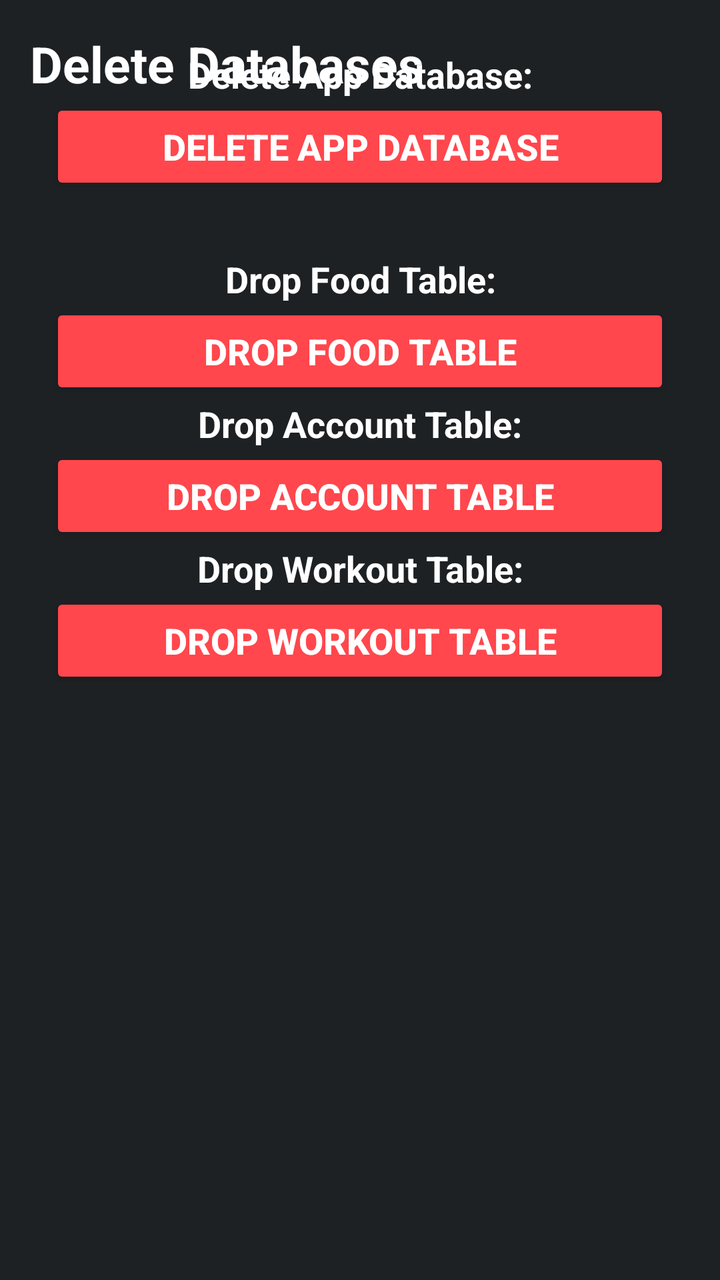
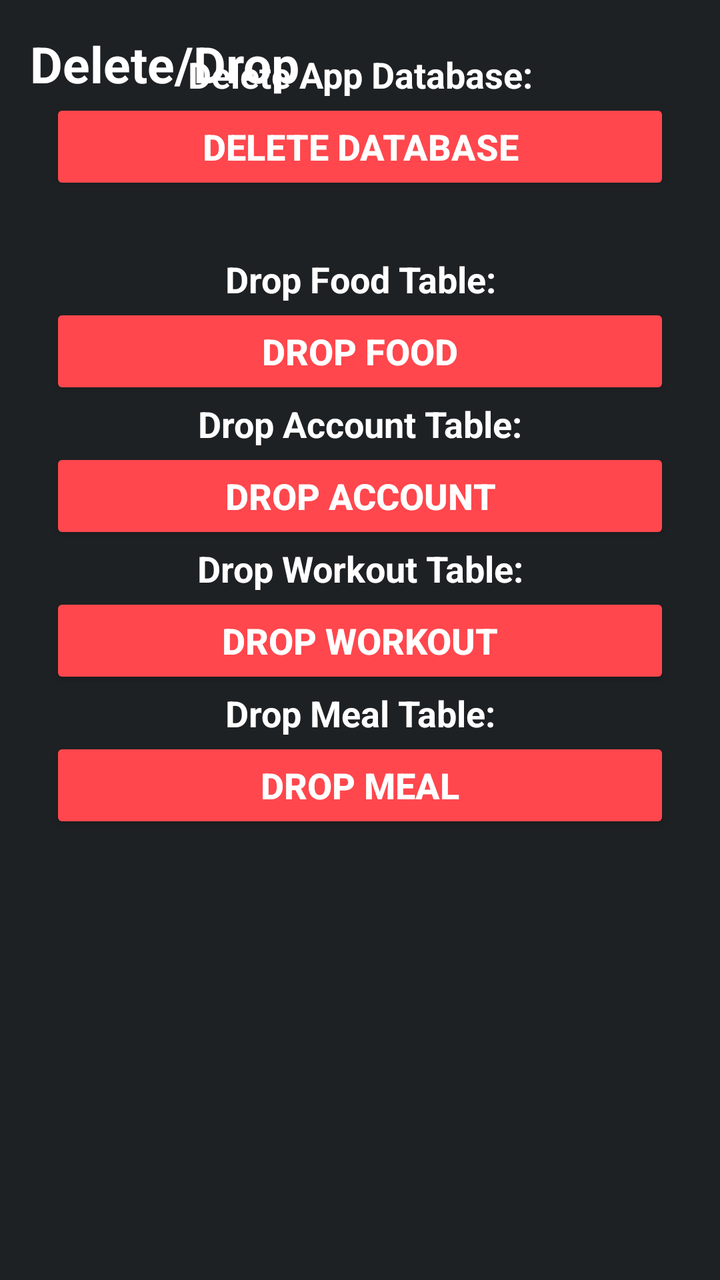

Two renders of the same Android screen: before a commit and after it. Below are the layout's source before the change and the commit's diff.
<!-- AndroidManifest.xml: application theme Theme.MyApplication -->
<!-- res/layout/fragment_settings_pop_up.xml -->
<?xml version="1.0" encoding="utf-8"?>
<androidx.constraintlayout.widget.ConstraintLayout
    xmlns:android="http://schemas.android.com/apk/res/android"
    xmlns:tools="http://schemas.android.com/tools"

    xmlns:app="http://schemas.android.com/apk/res-auto"
    tools:context=".fragments.SettingsPopUpFragment"

    android:layout_width="match_parent"
    android:layout_height="wrap_content"

    android:background="@color/discord_background_color"

    android:padding="15sp"
    >

    <TextView
        android:id="@+id/deleteDatabasesText"

        android:layout_width="match_parent"
        android:layout_height="wrap_content"

        app:layout_constraintTop_toTopOf="parent"
        app:layout_constraintLeft_toLeftOf="parent"

        android:text="Delete Databases"
        android:textStyle="bold"
        android:textSize="25sp"
        android:textColor="@color/white"
        />

    <ScrollView
        android:id="@+id/deleteScrollView"

        android:layout_width="match_parent"
        android:layout_height="match_parent"

        app:layout_constraintTop_toBottomOf="@id/deleteDatabasesText"
        app:layout_constraintRight_toRightOf="parent"
        app:layout_constraintLeft_toLeftOf="parent"

        android:layout_marginTop="10sp"
        >
        <LinearLayout
            android:layout_width="match_parent"
            android:layout_height="match_parent"

            android:orientation="vertical"
            >

            <LinearLayout
                android:id="@+id/linearLayoutAppDatabase"

                android:layout_width="match_parent"
                android:layout_height="wrap_content"

                android:orientation="vertical"

                app:layout_constraintTop_toTopOf="parent"
                app:layout_constraintRight_toRightOf="parent"
                app:layout_constraintLeft_toLeftOf="parent"

                android:layout_marginTop="0sp"
                >

                <TextView
                    android:layout_width="match_parent"
                    android:layout_height="wrap_content"

                    android:text="Delete App Database:"
                    android:textStyle="bold"
                    android:textColor="@color/white"
                    android:textSize="18sp"
                    android:textAlignment="center"

                    android:layout_weight="0"
                    />

                <Button
                    android:id="@+id/btnDeleteAppDatabase"

                    android:layout_width="match_parent"
                    android:layout_height="wrap_content"

                    android:text="DELETE APP DATABASE"
                    android:textStyle="bold"
                    android:textColor="@color/white"
                    android:textSize="18sp"

                    android:layout_marginHorizontal="10sp"

                    android:layout_weight="0"

                    android:backgroundTint="@color/red"
                    />

            </LinearLayout>

            <LinearLayout
                android:id="@+id/linearLayoutFoodTable"

                android:layout_width="match_parent"
                android:layout_height="wrap_content"

                android:orientation="vertical"

                app:layout_constraintTop_toTopOf="parent"
                app:layout_constraintRight_toRightOf="parent"
                app:layout_constraintLeft_toLeftOf="parent"

                android:layout_marginTop="30sp"
                >

                <TextView
                    android:layout_width="match_parent"
                    android:layout_height="wrap_content"

                    android:text="Drop Food Table:"
                    android:textStyle="bold"
                    android:textColor="@color/white"
                    android:textSize="18sp"
                    android:textAlignment="center"

                    android:layout_weight="0"
                    />

                <Button
                    android:id="@+id/btnDropFoodTable"

                    android:layout_width="match_parent"
                    android:layout_height="wrap_content"

                    android:text="DROP FOOD TABLE"
                    android:textStyle="bold"
                    android:textColor="@color/white"
                    android:textSize="18sp"

                    android:layout_marginHorizontal="10sp"

                    android:layout_weight="0"

                    android:backgroundTint="@color/red"
                    />

            </LinearLayout>

            <LinearLayout
                android:id="@+id/linearLayoutAccountTable"

                android:layout_width="match_parent"
                android:layout_height="wrap_content"

                android:orientation="vertical"

                app:layout_constraintTop_toTopOf="parent"
                app:layout_constraintRight_toRightOf="parent"
                app:layout_constraintLeft_toLeftOf="parent"

                android:layout_marginTop="0sp"
                >

                <TextView
                    android:layout_width="match_parent"
                    android:layout_height="wrap_content"

                    android:text="Drop Account Table:"
                    android:textStyle="bold"
                    android:textColor="@color/white"
                    android:textSize="18sp"
                    android:textAlignment="center"

                    android:layout_weight="0"
                    />

                <Button
                    android:id="@+id/btnDropAccountTable"

                    android:layout_width="match_parent"
                    android:layout_height="wrap_content"

                    android:text="DROP ACCOUNT TABLE"
                    android:textStyle="bold"
                    android:textColor="@color/white"
                    android:textSize="18sp"

                    android:layout_marginHorizontal="10sp"

                    android:layout_weight="0"

                    android:backgroundTint="@color/red"
                    />

            </LinearLayout>

            <LinearLayout
                android:id="@+id/linearLayoutWorkoutTable"

                android:layout_width="match_parent"
                android:layout_height="wrap_content"

                android:orientation="vertical"

                app:layout_constraintTop_toTopOf="parent"
                app:layout_constraintRight_toRightOf="parent"
                app:layout_constraintLeft_toLeftOf="parent"

                android:layout_marginTop="0sp"
                >

                <TextView
                    android:layout_width="match_parent"
                    android:layout_height="wrap_content"

                    android:text="Drop Workout Table:"
                    android:textStyle="bold"
                    android:textColor="@color/white"
                    android:textSize="18sp"
                    android:textAlignment="center"

                    android:layout_weight="0"
                    />

                <Button
                    android:id="@+id/btnDropWorkoutTable"

                    android:layout_width="match_parent"
                    android:layout_height="wrap_content"

                    android:text="DROP WORKOUT TABLE"
                    android:textStyle="bold"
                    android:textColor="@color/white"
                    android:textSize="18sp"

                    android:layout_marginHorizontal="10sp"

                    android:layout_weight="0"

                    android:backgroundTint="@color/red"
                    />

            </LinearLayout>

        </LinearLayout>
    </ScrollView>

</androidx.constraintlayout.widget.ConstraintLayout>
<!-- resources referenced by this layout -->
<resources>
  <color name="discord_background_color">#1e2124</color>
  <color name="red">#FF474D</color>
  <color name="white">#FFFFFFFF</color>
  <style name="Theme.MyApplication" parent="android:Theme.Material.Light.NoActionBar" />
</resources>

<!-- the commit's change to res/layout/fragment_settings_pop_up.xml (unified diff, before → after) -->
@@ -23,7 +23,7 @@
         app:layout_constraintTop_toTopOf="parent"
         app:layout_constraintLeft_toLeftOf="parent"
 
-        android:text="Delete Databases"
+        android:text="Delete/Drop"
         android:textStyle="bold"
         android:textSize="25sp"
         android:textColor="@color/white"
@@ -82,7 +82,7 @@
                     android:layout_width="match_parent"
                     android:layout_height="wrap_content"
 
-                    android:text="DELETE APP DATABASE"
+                    android:text="DELETE DATABASE"
                     android:textStyle="bold"
                     android:textColor="@color/white"
                     android:textSize="18sp"
@@ -130,7 +130,7 @@
                     android:layout_width="match_parent"
                     android:layout_height="wrap_content"
 
-                    android:text="DROP FOOD TABLE"
+                    android:text="DROP FOOD"
                     android:textStyle="bold"
                     android:textColor="@color/white"
                     android:textSize="18sp"
@@ -178,7 +178,7 @@
                     android:layout_width="match_parent"
                     android:layout_height="wrap_content"
 
-                    android:text="DROP ACCOUNT TABLE"
+                    android:text="DROP ACCOUNT"
                     android:textStyle="bold"
                     android:textColor="@color/white"
                     android:textSize="18sp"
@@ -226,7 +226,55 @@
                     android:layout_width="match_parent"
                     android:layout_height="wrap_content"
 
-                    android:text="DROP WORKOUT TABLE"
+                    android:text="DROP WORKOUT"
+                    android:textStyle="bold"
+                    android:textColor="@color/white"
+                    android:textSize="18sp"
+
+                    android:layout_marginHorizontal="10sp"
+
+                    android:layout_weight="0"
+
+                    android:backgroundTint="@color/red"
+                    />
+
+            </LinearLayout>
+
+            <LinearLayout
+                android:id="@+id/linearLayoutMealTable"
+
+                android:layout_width="match_parent"
+                android:layout_height="wrap_content"
+
+                android:orientation="vertical"
+
+                app:layout_constraintTop_toTopOf="parent"
+                app:layout_constraintRight_toRightOf="parent"
+                app:layout_constraintLeft_toLeftOf="parent"
+
+                android:layout_marginTop="0sp"
+                >
+
+                <TextView
+                    android:layout_width="match_parent"
+                    android:layout_height="wrap_content"
+
+                    android:text="Drop Meal Table:"
+                    android:textStyle="bold"
+                    android:textColor="@color/white"
+                    android:textSize="18sp"
+                    android:textAlignment="center"
+
+                    android:layout_weight="0"
+                    />
+
+                <Button
+                    android:id="@+id/btnDropMealTable"
+
+                    android:layout_width="match_parent"
+                    android:layout_height="wrap_content"
+
+                    android:text="DROP MEAL"
                     android:textStyle="bold"
                     android:textColor="@color/white"
                     android:textSize="18sp"
